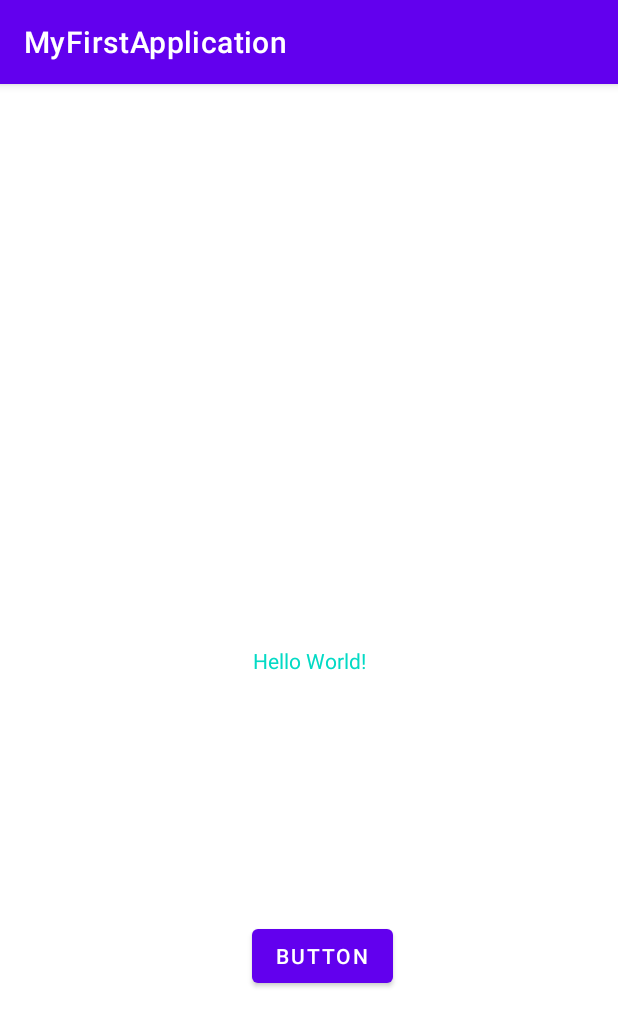
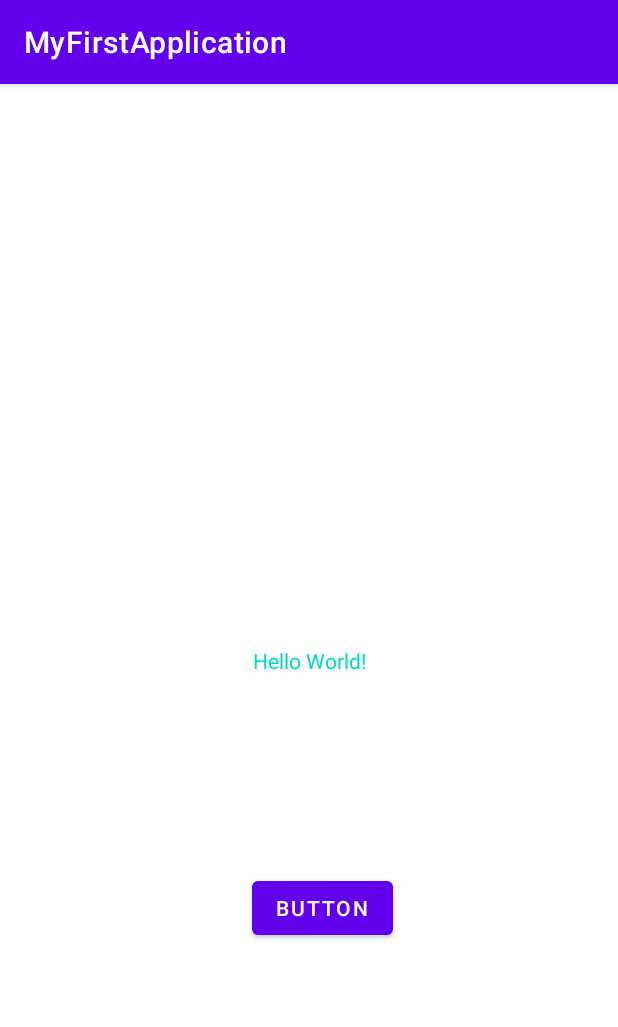
Before and after one commit to LenaMishanina/android-studio-lessons, an Android app: the screen it shows after launch (MainActivity), on a phone screen of 412 x 824 dp. Shown: the top 1027 px of the screen. Run offline under Robolectric (Android 15) with nearby library versions, the phone set to English and light mode, and no system bars.

Commit message:
var val basic_types

```diff
--- a/MyFirstApplication/app/src/main/java/com/example/myfirstapplication/MainActivity.kt
+++ b/MyFirstApplication/app/src/main/java/com/example/myfirstapplication/MainActivity.kt
@@ -1,49 +1,26 @@
 package com.example.myfirstapplication
 
+import android.annotation.SuppressLint
 import androidx.appcompat.app.AppCompatActivity
 import android.os.Bundle
 import android.util.Log
+import android.view.View
+import android.widget.Button
+import android.widget.TextView
 
 class MainActivity : AppCompatActivity() {
-    //код не исполняется
-    //возможно присвоение на уровне класса
-    private var counter = 0
+    lateinit var tv : TextView // lateinit var - инициализация будет позже
+    lateinit var btn : Button
 
     override fun onCreate(savedInstanceState: Bundle?) {
         super.onCreate(savedInstanceState)
         setContentView(R.layout.activity_main)
-        counter = 5+6
-        Log.d("tagACTIVITY", "onCreate")
+        tv = findViewById(R.id.tvTest)
+        btn = findViewById(R.id.btnTest)
+
+        btn.setOnClickListener {
+            tv.text = "downton abbey"
+        }
 
     }
-
-    override fun onStart() {
-        super.onStart()
-        Log.d("tagACTIVITY", "onStart")
-    }
-
-    override fun onResume() {
-        super.onResume()
-        Log.d("tagACTIVITY", "onResume")
-    }
-
-    override fun onPause() {
-        super.onPause()
-        Log.d("tagACTIVITY", "onPause")
-    }
-
-    override fun onDestroy() {
-        super.onDestroy()
-        Log.d("tagACTIVITY", "onDestroy")
-    }
-
-    override fun onStop() {
-        super.onStop()
-        Log.d("tagACTIVITY", "onStop")
-    }
-
-    override fun onRestart() {
-        super.onRestart()
-        Log.d("tagACTIVITY", "onRestart")
-    }
 }
--- a/MyFirstApplication/app/src/main/res/layout/activity_main.xml
+++ b/MyFirstApplication/app/src/main/res/layout/activity_main.xml
@@ -7,7 +7,7 @@
     tools:context=".MainActivity">
 
     <TextView
-        android:id="@+id/textView"
+        android:id="@+id/tvTest"
         android:layout_width="wrap_content"
         android:layout_height="wrap_content"
         android:text="Hello World!"
@@ -18,14 +18,15 @@
         app:layout_constraintTop_toTopOf="parent" />
 
     <Button
-        android:id="@+id/button"
+        android:id="@+id/btnTest"
         android:layout_width="wrap_content"
         android:layout_height="wrap_content"
+        android:layout_marginBottom="64dp"
         android:text="Button"
         app:layout_constraintBottom_toBottomOf="parent"
         app:layout_constraintEnd_toEndOf="parent"
         app:layout_constraintHorizontal_bias="0.529"
         app:layout_constraintStart_toStartOf="parent"
-        app:layout_constraintTop_toBottomOf="@+id/textView" />
+        app:layout_constraintTop_toBottomOf="@id/tvTest" />
 
 </androidx.constraintlayout.widget.ConstraintLayout>
```
Also changed, not shown: 1 other file.
